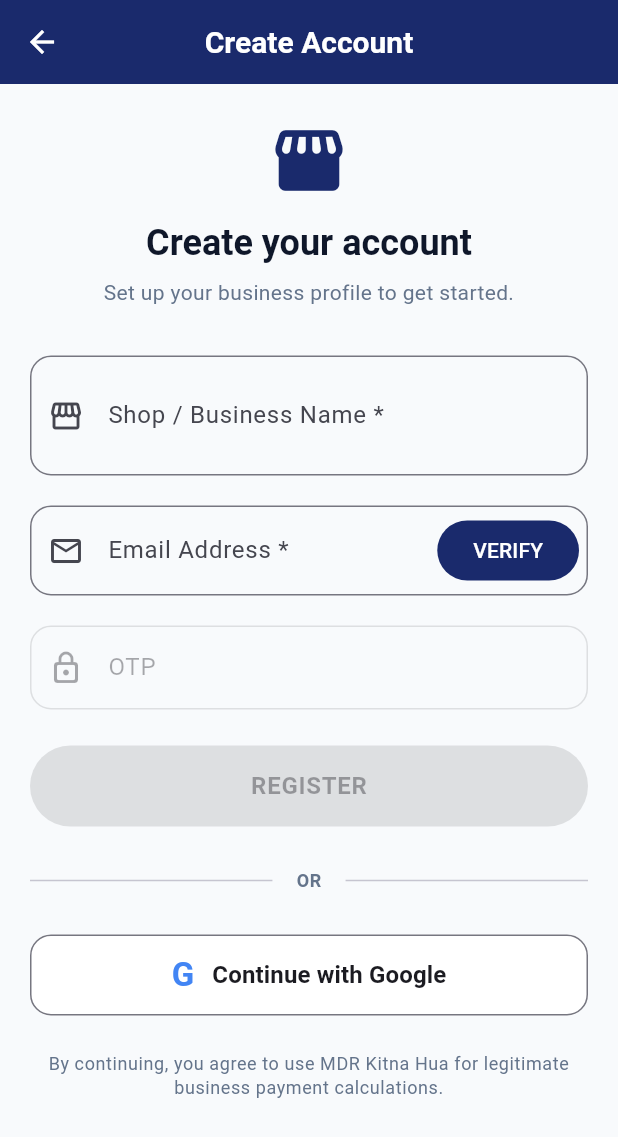
After one commit to teachinglok/mdr-kitna-hua, a Flutter app: the RegisterPage screen opened directly, on a phone screen of 412 x 824 dp. The commit adds this screen. Shown: the top 1137 px of the screen. Run offline on Flutter 3.47's test engine with Material 3 defaults, Android fonts, the phone set to English and light mode, and no system bars.

Commit message:
Add registration page and auth UI

```diff
--- /dev/null
+++ b/lib/features/auth/presentation/pages/register_page.dart
@@ -0,0 +1,305 @@
+import 'package:flutter/material.dart';
+
+import '../widgets/auth_text_field.dart';
+import '../widgets/google_sign_in_button.dart';
+
+class RegisterPage extends StatefulWidget {
+  const RegisterPage({super.key});
+
+  @override
+  State<RegisterPage> createState() => _RegisterPageState();
+}
+
+class _RegisterPageState extends State<RegisterPage> {
+  final GlobalKey<FormState> _formKey = GlobalKey<FormState>();
+
+  final TextEditingController _businessNameController =
+  TextEditingController();
+
+  final TextEditingController _emailController =
+  TextEditingController();
+
+  final TextEditingController _otpController =
+  TextEditingController();
+
+  bool _otpRequested = false;
+  bool _otpVerified = false;
+
+  @override
+  void dispose() {
+    _businessNameController.dispose();
+    _emailController.dispose();
+    _otpController.dispose();
+    super.dispose();
+  }
+
+  void _verifyEmail() {
+    FocusScope.of(context).unfocus();
+
+    final String email = _emailController.text.trim();
+
+    if (email.isEmpty) {
+      _showMessage('Please enter your email address.');
+      return;
+    }
+
+    if (!_isValidEmail(email)) {
+      _showMessage('Please enter a valid email address.');
+      return;
+    }
+
+    setState(() {
+      _otpRequested = true;
+      _otpVerified = false;
+    });
+
+    _showMessage('OTP verification will be connected later.');
+  }
+
+  void _register() {
+    FocusScope.of(context).unfocus();
+
+    if (!_formKey.currentState!.validate()) {
+      return;
+    }
+
+    if (!_otpRequested) {
+      _showMessage('Please verify your email first.');
+      return;
+    }
+
+    if (!_otpVerified) {
+      _showMessage('Please enter and verify the OTP.');
+      return;
+    }
+
+    _showMessage('Registration will be connected to the backend later.');
+  }
+
+  void _continueWithGoogle() {
+    FocusScope.of(context).unfocus();
+
+    _showMessage('Google authentication will be connected later.');
+  }
+
+  bool _isValidEmail(String email) {
+    return RegExp(
+      r'^[^@\s]+@[^@\s]+\.[^@\s]+$',
+    ).hasMatch(email);
+  }
+
+  void _showMessage(String message) {
+    ScaffoldMessenger.of(context)
+      ..hideCurrentSnackBar()
+      ..showSnackBar(
+        SnackBar(
+          content: Text(message),
+        ),
+      );
+  }
+
+  @override
+  Widget build(BuildContext context) {
+    return Scaffold(
+      appBar: AppBar(
+        title: const Text('Create Account'),
+      ),
+      body: SafeArea(
+        child: Form(
+          key: _formKey,
+          child: SingleChildScrollView(
+            padding: const EdgeInsets.fromLTRB(20, 24, 20, 32),
+            child: Column(
+              crossAxisAlignment: CrossAxisAlignment.start,
+              children: [
+                Center(
+                  child: Column(
+                    children: [
+                      Icon(
+                        Icons.storefront_rounded,
+                        size: 54,
+                        color: Theme.of(context).colorScheme.primary,
+                      ),
+                      const SizedBox(height: 12),
+                      Text(
+                        'Create your account',
+                        style: Theme.of(context)
+                            .textTheme
+                            .headlineMedium,
+                        textAlign: TextAlign.center,
+                      ),
+                      const SizedBox(height: 8),
+                      Text(
+                        'Set up your business profile to get started.',
+                        style: Theme.of(context)
+                            .textTheme
+                            .bodyMedium,
+                        textAlign: TextAlign.center,
+                      ),
+                    ],
+                  ),
+                ),
+
+                const SizedBox(height: 32),
+
+                AuthTextField(
+                  label: 'Shop / Business Name *',
+                  hintText: 'Enter your shop or business name',
+                  controller: _businessNameController,
+                  maxLines: 2,
+                  maxLength: 120,
+                  prefixIcon: const Icon(
+                    Icons.storefront_outlined,
+                  ),
+                  validator: (value) {
+                    final String text = value?.trim() ?? '';
+
+                    if (text.isEmpty) {
+                      return 'Shop / Business Name is required.';
+                    }
+
+                    if (text.length < 2) {
+                      return 'Please enter at least 2 characters.';
+                    }
+
+                    if (text.length > 120) {
+                      return 'Maximum 120 characters allowed.';
+                    }
+
+                    return null;
+                  },
+                ),
+
+                const SizedBox(height: 20),
+
+                AuthTextField(
+                  label: 'Email Address *',
+                  hintText: 'Enter your email address',
+                  controller: _emailController,
+                  keyboardType: TextInputType.emailAddress,
+                  maxLength: 255,
+                  prefixIcon: const Icon(
+                    Icons.email_outlined,
+                  ),
+                  suffixIcon: Padding(
+                    padding: const EdgeInsets.all(6),
+                    child: FilledButton(
+                      onPressed: _verifyEmail,
+                      child: const Text('VERIFY'),
+                    ),
+                  ),
+                  validator: (value) {
+                    final String email = value?.trim() ?? '';
+
+                    if (email.isEmpty) {
+                      return 'Email address is required.';
+                    }
+
+                    if (!_isValidEmail(email)) {
+                      return 'Please enter a valid email address.';
+                    }
+
+                    return null;
+                  },
+                ),
+
+                const SizedBox(height: 20),
+
+                AuthTextField(
+                  label: 'OTP',
+                  hintText: _otpRequested
+                      ? 'Enter 6-digit OTP'
+                      : 'Verify your email first',
+                  controller: _otpController,
+                  keyboardType: TextInputType.number,
+                  maxLength: 6,
+                  enabled: _otpRequested,
+                  prefixIcon: const Icon(
+                    Icons.lock_outline_rounded,
+                  ),
+                  onChanged: (value) {
+                    if (_otpVerified) {
+                      setState(() {
+                        _otpVerified = false;
+                      });
+                    }
+
+                    if (value.length == 6) {
+                      setState(() {
+                        _otpVerified = true;
+                      });
+                    }
+                  },
+                ),
+
+                const SizedBox(height: 24),
+
+                SizedBox(
+                  width: double.infinity,
+                  height: 54,
+                  child: FilledButton(
+                    onPressed: _otpVerified ? _register : null,
+                    child: const Text(
+                      'REGISTER',
+                      style: TextStyle(
+                        fontSize: 16,
+                        fontWeight: FontWeight.w700,
+                        letterSpacing: 0.5,
+                      ),
+                    ),
+                  ),
+                ),
+
+                const SizedBox(height: 28),
+
+                Row(
+                  children: [
+                    const Expanded(
+                      child: Divider(),
+                    ),
+                    Padding(
+                      padding: const EdgeInsets.symmetric(
+                        horizontal: 16,
+                      ),
+                      child: Text(
+                        'OR',
+                        style: Theme.of(context)
+                            .textTheme
+                            .bodySmall
+                            ?.copyWith(
+                          fontWeight: FontWeight.w600,
+                        ),
+                      ),
+                    ),
+                    const Expanded(
+                      child: Divider(),
+                    ),
+                  ],
+                ),
+
+                const SizedBox(height: 28),
+
+                GoogleSignInButton(
+                  onPressed: _continueWithGoogle,
+                ),
+
+                const SizedBox(height: 24),
+
+                Center(
+                  child: Text(
+                    'By continuing, you agree to use MDR Kitna Hua '
+                        'for legitimate business payment calculations.',
+                    style: Theme.of(context)
+                        .textTheme
+                        .bodySmall,
+                    textAlign: TextAlign.center,
+                  ),
+                ),
+              ],
+            ),
+          ),
+        ),
+      ),
+    );
+  }
+}
--- /dev/null
+++ b/lib/features/auth/presentation/widgets/auth_text_field.dart
@@ -0,0 +1,90 @@
+import 'package:flutter/material.dart';
+
+class AuthTextField extends StatelessWidget {
+  final String label;
+  final String hintText;
+  final TextEditingController controller;
+  final TextInputType keyboardType;
+  final int maxLines;
+  final int maxLength;
+  final bool enabled;
+  final bool readOnly;
+  final Widget? prefixIcon;
+  final Widget? suffixIcon;
+  final String? Function(String?)? validator;
+  final ValueChanged<String>? onChanged;
+
+  const AuthTextField({
+    super.key,
+    required this.label,
+    required this.hintText,
+    required this.controller,
+    this.keyboardType = TextInputType.text,
+    this.maxLines = 1,
+    this.maxLength = 120,
+    this.enabled = true,
+    this.readOnly = false,
+    this.prefixIcon,
+    this.suffixIcon,
+    this.validator,
+    this.onChanged,
+  });
+
+  @override
+  Widget build(BuildContext context) {
+    return TextFormField(
+      controller: controller,
+      keyboardType: maxLines > 1
+          ? TextInputType.multiline
+          : keyboardType,
+      maxLines: maxLines,
+      maxLength: maxLength,
+      enabled: enabled,
+      readOnly: readOnly,
+      validator: validator,
+      onChanged: onChanged,
+      textInputAction:
+      maxLines > 1 ? TextInputAction.newline : TextInputAction.next,
+      decoration: InputDecoration(
+        labelText: label,
+        hintText: hintText,
+        prefixIcon: prefixIcon,
+        suffixIcon: suffixIcon,
+        counterText: '',
+        border: OutlineInputBorder(
+          borderRadius: BorderRadius.circular(14),
+        ),
+        enabledBorder: OutlineInputBorder(
+          borderRadius: BorderRadius.circular(14),
+          borderSide: BorderSide(
+            color: Theme.of(context).colorScheme.outline,
+          ),
+        ),
+        focusedBorder: OutlineInputBorder(
+          borderRadius: BorderRadius.circular(14),
+          borderSide: BorderSide(
+            color: Theme.of(context).colorScheme.primary,
+            width: 2,
+          ),
+        ),
+        errorBorder: OutlineInputBorder(
+          borderRadius: BorderRadius.circular(14),
+          borderSide: BorderSide(
+            color: Theme.of(context).colorScheme.error,
+          ),
+        ),
+        focusedErrorBorder: OutlineInputBorder(
+          borderRadius: BorderRadius.circular(14),
+          borderSide: BorderSide(
+            color: Theme.of(context).colorScheme.error,
+            width: 2,
+          ),
+        ),
+        contentPadding: const EdgeInsets.symmetric(
+          horizontal: 16,
+          vertical: 16,
+        ),
+      ),
+    );
+  }
+}
--- /dev/null
+++ b/lib/features/auth/presentation/widgets/google_sign_in_button.dart
@@ -0,0 +1,61 @@
+import 'package:flutter/material.dart';
+
+class GoogleSignInButton extends StatelessWidget {
+  final VoidCallback onPressed;
+  final bool enabled;
+
+  const GoogleSignInButton({
+    super.key,
+    required this.onPressed,
+    this.enabled = true,
+  });
+
+  @override
+  Widget build(BuildContext context) {
+    return SizedBox(
+      width: double.infinity,
+      height: 54,
+      child: OutlinedButton(
+        onPressed: enabled ? onPressed : null,
+        style: OutlinedButton.styleFrom(
+          backgroundColor: Theme.of(context).colorScheme.surface,
+          foregroundColor: Theme.of(context).colorScheme.onSurface,
+          side: BorderSide(
+            color: Theme.of(context).colorScheme.outline,
+          ),
+          shape: RoundedRectangleBorder(
+            borderRadius: BorderRadius.circular(14),
+          ),
+        ),
+        child: Row(
+          mainAxisAlignment: MainAxisAlignment.center,
+          children: [
+            _GoogleLogo(),
+            const SizedBox(width: 12),
+            const Text(
+              'Continue with Google',
+              style: TextStyle(
+                fontSize: 16,
+                fontWeight: FontWeight.w600,
+              ),
+            ),
+          ],
+        ),
+      ),
+    );
+  }
+}
+
+class _GoogleLogo extends StatelessWidget {
+  @override
+  Widget build(BuildContext context) {
+    return const Text(
+      'G',
+      style: TextStyle(
+        fontSize: 22,
+        fontWeight: FontWeight.w700,
+        color: Color(0xFF4285F4),
+      ),
+    );
+  }
+}
--- a/lib/features/onboarding/presentation/onboarding_page.dart
+++ b/lib/features/onboarding/presentation/onboarding_page.dart
@@ -1,5 +1,6 @@
 import 'package:flutter/material.dart';
 
+import '../../auth/presentation/pages/register_page.dart';
 import '../../calculator/presentation/pages/calculator_page.dart';
 import 'widgets/onboarding_indicator.dart';
 import 'widgets/onboarding_slide.dart';
@@ -49,16 +50,28 @@ class _OnboardingPageState extends State<OnboardingPage> {
   }
 
   void _nextPage() {
-    if (_currentIndex < _slides.length - 1) {
+    if (_currentIndex == 0) {
       _pageController.nextPage(
         duration: const Duration(milliseconds: 300),
         curve: Curves.easeInOut,
       );
-    } else {
-      Navigator.of(context).pushReplacement(
-        MaterialPageRoute(builder: (context) => const CalculatorPage()),
+      return;
+    }
+
+    if (_currentIndex == 1) {
+      Navigator.of(context).push(
+        MaterialPageRoute(
+          builder: (context) => const RegisterPage(),
+        ),
       );
+      return;
     }
+
+    Navigator.of(context).pushReplacement(
+      MaterialPageRoute(
+        builder: (context) => const CalculatorPage(),
+      ),
+    );
   }
 
   @override
```
Also changed, not shown: lib/features/auth/auth.dart (added), lib/features/auth/presentation/presentation.dart (added).
